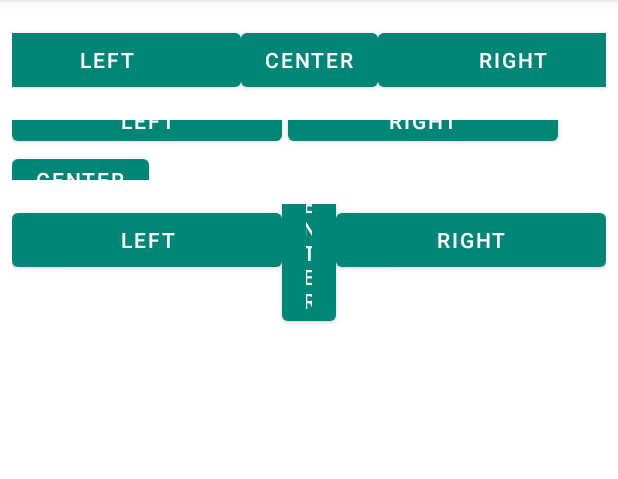
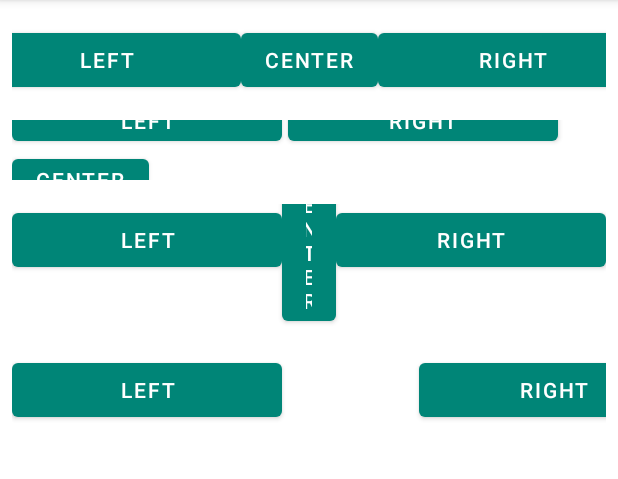
Before and after one commit to satoshun-android-example/ConstraintLayout, an Android app: the TrimExpandedViewActivity screen opened directly, with no data from a screen before it, on a phone screen of 412 x 824 dp, the part 84-563 px from its top. Run offline under Robolectric (Android 15) with nearby library versions, the phone set to English and light mode, and no system bars; our stand-ins replace data binding.

Commit message:
add Hidehelper

```diff
--- /dev/null
+++ b/app/src/main/java/com/github/satoshun/example/trimview/HideHelper.kt
@@ -0,0 +1,42 @@
+package com.github.satoshun.example.trimview
+
+import android.app.Activity
+import android.content.Context
+import android.util.AttributeSet
+import android.util.DisplayMetrics
+import androidx.constraintlayout.widget.ConstraintHelper
+import androidx.constraintlayout.widget.ConstraintLayout
+import androidx.core.view.isGone
+import androidx.core.view.updateLayoutParams
+
+
+class HideHelper @JvmOverloads constructor(
+  context: Context,
+  attrs: AttributeSet? = null,
+  defStyleAttr: Int = 0
+) : ConstraintHelper(context, attrs, defStyleAttr) {
+  override fun updatePostMeasure(container: ConstraintLayout?) {
+    super.updatePostLayout(container)
+    val views = getViews(container)
+
+    val target = views.getOrNull(0) ?: return
+    if (target.isGone) {
+      return
+    }
+
+    val left = views.getOrNull(1) ?: return
+    val right = views.getOrNull(2) ?: return
+
+    val totalWidth = left.measuredWidth + target.measuredWidth + right.measuredWidth
+
+    val displayMetrics = DisplayMetrics()
+    (context as Activity).windowManager
+      .defaultDisplay
+      .getMetrics(displayMetrics)
+
+    if (displayMetrics.widthPixels < totalWidth) {
+      target.isGone = true
+      target.updateLayoutParams { width = 0 }
+    }
+  }
+}
--- a/app/src/main/res/layout/trim_view_act.xml
+++ b/app/src/main/res/layout/trim_view_act.xml
@@ -35,6 +35,7 @@
       app:layout_behavior="@string/appbar_scrolling_view_behavior">
 
       <androidx.constraintlayout.widget.ConstraintLayout
+        android:id="@+id/constraint1"
         android:layout_width="match_parent"
         android:layout_height="wrap_content">
 
@@ -149,6 +150,49 @@
           app:layout_constraintStart_toEndOf="@id/center3"
           app:layout_constraintTop_toTopOf="@id/left3" />
       </androidx.constraintlayout.widget.ConstraintLayout>
+
+      <androidx.constraintlayout.widget.ConstraintLayout
+        android:layout_width="match_parent"
+        android:layout_height="wrap_content"
+        android:layout_marginTop="16dp">
+
+        <Button
+          android:id="@+id/left4"
+          android:layout_width="180dp"
+          android:layout_height="wrap_content"
+          android:text="LEFT"
+          app:layout_constraintEnd_toStartOf="@id/center4"
+          app:layout_constraintHorizontal_bias="0"
+          app:layout_constraintHorizontal_chainStyle="packed"
+          app:layout_constraintStart_toStartOf="parent"
+          app:layout_constraintTop_toTopOf="parent" />
+
+        <Button
+          android:id="@+id/center4"
+          android:layout_width="wrap_content"
+          android:layout_height="wrap_content"
+          android:text="CENTER"
+          app:layout_constraintBottom_toBottomOf="@id/left4"
+          app:layout_constraintEnd_toStartOf="@id/right4"
+          app:layout_constraintStart_toEndOf="@id/left4"
+          app:layout_constraintTop_toTopOf="@id/left4" />
+
+        <Button
+          android:id="@+id/right4"
+          android:layout_width="180dp"
+          android:layout_height="wrap_content"
+          android:text="RIGHT"
+          app:layout_constraintBottom_toBottomOf="@id/left4"
+          app:layout_constraintEnd_toEndOf="parent"
+          app:layout_constraintStart_toEndOf="@id/center4"
+          app:layout_constraintTop_toTopOf="@id/left4" />
+
+        <com.github.satoshun.example.trimview.HideHelper
+          android:layout_width="wrap_content"
+          android:layout_height="wrap_content"
+          app:constraint_referenced_ids="center4,left4,right4"
+          tools:ignore="MissingConstraints" />
+      </androidx.constraintlayout.widget.ConstraintLayout>
     </LinearLayout>
   </androidx.coordinatorlayout.widget.CoordinatorLayout>
 </layout>
```
Also changed, not shown: app/src/main/java/com/github/satoshun/example/trimview/TrimExpandedViewActivity.kt (line endings or trailing spaces).
